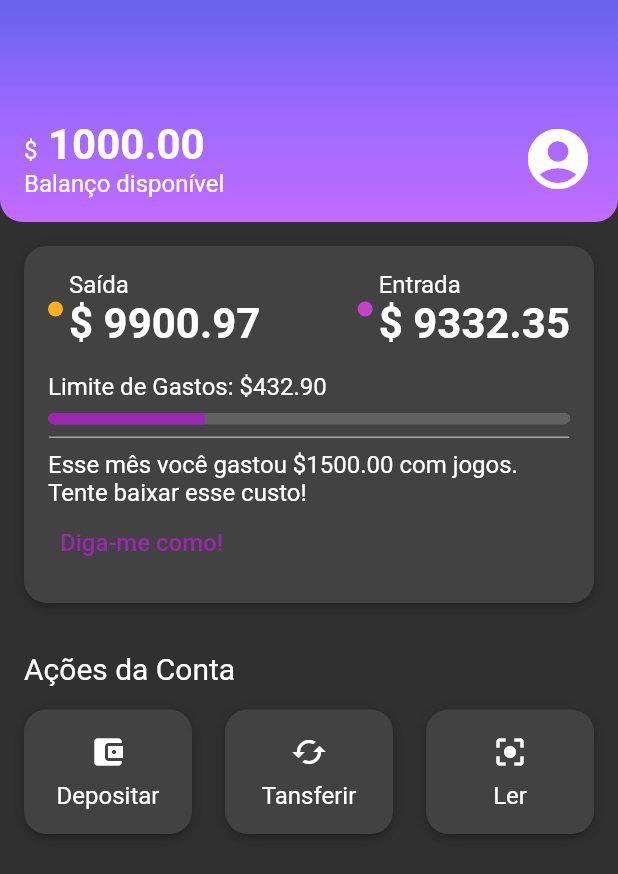
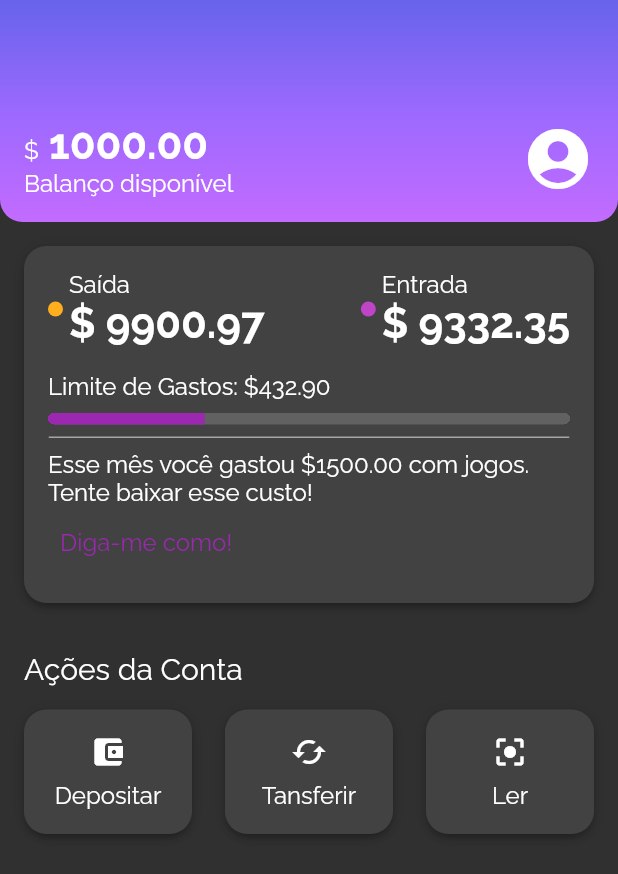
Before and after one commit to ohenriquemonte/Flutter-estilizando-e-reproduzindo-layouts, a Flutter app: the screen it shows after launch, on a phone screen of 412 x 824 dp. Shown: the top 874 px of the screen. Run offline on Flutter 3.47's test engine with Material 2 defaults, Android fonts, the phone set to English and light mode, and no system bars; our stand-ins replace device_preview.

Commit message:
06.06 - Tipografia: Raleway

```diff
--- a/lib/themes/my_theme.dart
+++ b/lib/themes/my_theme.dart
@@ -5,6 +5,7 @@ ThemeData MyTheme = ThemeData(
   primaryColor: ThemeColors.primaryColor,
   primarySwatch: ThemeColors.primaryColor,
   brightness: Brightness.dark,
+  fontFamily: 'Raleway',
   textTheme: const TextTheme(
       bodyMedium: TextStyle(
         fontSize: 16,
```
Also changed, not shown: pubspec.yaml (+6 -5 lines), fonts/Raleway-Bold.ttf (added), fonts/Raleway-Regular.ttf (added).
